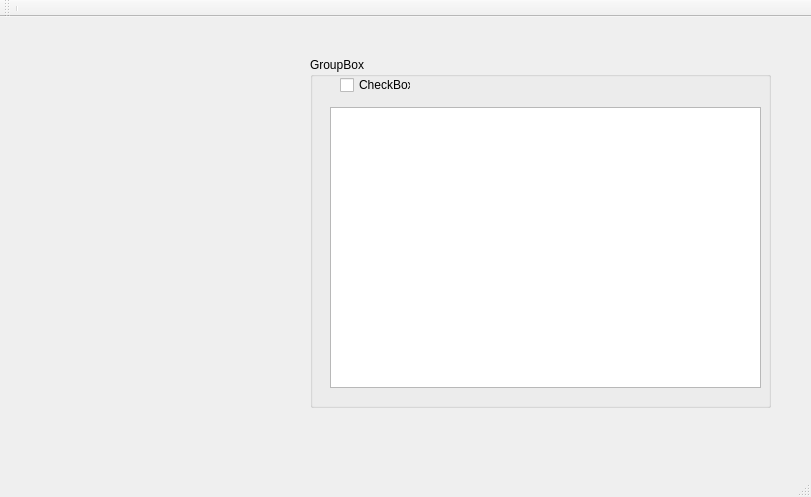
The window that testQT/testQT/clientframe.ui (DalianProject/-) describes before a commit, drawn with Qt 5.
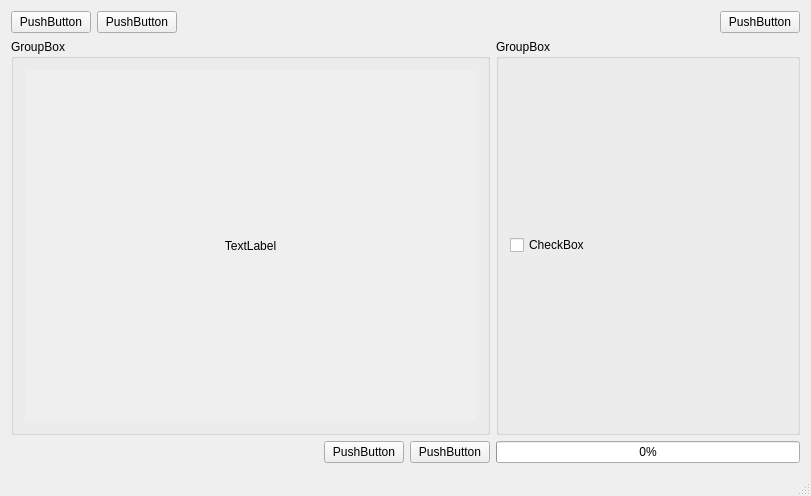
The same window after the commit.

What changed in the file:
```diff
--- a/testQT/testQT/clientframe.ui
+++ b/testQT/testQT/clientframe.ui
@@ -7,58 +7,174 @@
     <x>0</x>
     <y>0</y>
     <width>811</width>
-    <height>497</height>
+    <height>496</height>
    </rect>
   </property>
+  <property name="minimumSize">
+   <size>
+    <width>811</width>
+    <height>0</height>
+   </size>
+  </property>
+  <property name="acceptDrops">
+   <bool>true</bool>
+  </property>
   <property name="windowTitle">
    <string>ClientFrame</string>
   </property>
   <widget class="QWidget" name="centralWidget">
-   <widget class="QGroupBox" name="groupBox">
-    <property name="geometry">
-     <rect>
-      <x>310</x>
-      <y>40</y>
-      <width>461</width>
-      <height>351</height>
-     </rect>
-    </property>
-    <property name="title">
-     <string>GroupBox</string>
-    </property>
-    <widget class="QCheckBox" name="checkBox">
-     <property name="geometry">
-      <rect>
-       <x>30</x>
-       <y>20</y>
-       <width>71</width>
-       <height>16</height>
-      </rect>
-     </property>
-     <property name="text">
-      <string>CheckBox</string>
-     </property>
-    </widget>
-    <widget class="QTableWidget" name="tableWidget">
-     <property name="geometry">
-      <rect>
-       <x>20</x>
-       <y>50</y>
-       <width>431</width>
-       <height>281</height>
-      </rect>
-     </property>
-    </widget>
-   </widget>
-  </widget>
-  <widget class="QToolBar" name="mainToolBar">
-   <attribute name="toolBarArea">
-    <enum>TopToolBarArea</enum>
-   </attribute>
-   <attribute name="toolBarBreak">
+   <property name="acceptDrops">
     <bool>false</bool>
-   </attribute>
-   <addaction name="separator"/>
+   </property>
+   <layout class="QGridLayout" name="gridLayout">
+    <item row="1" column="5">
+     <widget class="QGroupBox" name="groupBox">
+      <property name="title">
+       <string>GroupBox</string>
+      </property>
+      <layout class="QVBoxLayout" name="verticalLayout">
+       <item>
+        <widget class="QCheckBox" name="checkBox">
+         <property name="text">
+          <string>CheckBox</string>
+         </property>
+        </widget>
+       </item>
+      </layout>
+     </widget>
+    </item>
+    <item row="0" column="1">
+     <widget class="QPushButton" name="IPsetting">
+      <property name="text">
+       <string>PushButton</string>
+      </property>
+     </widget>
+    </item>
+    <item row="0" column="0">
+     <widget class="QPushButton" name="SelectFileButoon">
+      <property name="text">
+       <string>PushButton</string>
+      </property>
+     </widget>
+    </item>
+    <item row="2" column="5">
+     <widget class="QProgressBar" name="progressBar">
+      <property name="value">
+       <number>0</number>
+      </property>
+     </widget>
+    </item>
+    <item row="0" column="5">
+     <layout class="QHBoxLayout" name="horizontalLayout">
+      <item>
+       <spacer name="horizontalSpacer">
+        <property name="orientation">
+         <enum>Qt::Horizontal</enum>
+        </property>
+        <property name="sizeHint" stdset="0">
+         <size>
+          <width>273</width>
+          <height>20</height>
+         </size>
+        </property>
+       </spacer>
+      </item>
+      <item>
+       <widget class="QPushButton" name="logoutButton">
+        <property name="acceptDrops">
+         <bool>false</bool>
+        </property>
+        <property name="text">
+         <string>PushButton</string>
+        </property>
+       </widget>
+      </item>
+     </layout>
+    </item>
+    <item row="1" column="0" colspan="5">
+     <layout class="QVBoxLayout" name="verticalLayout_4">
+      <item>
+       <widget class="QGroupBox" name="groupBox_2">
+        <property name="title">
+         <string>GroupBox</string>
+        </property>
+        <layout class="QVBoxLayout" name="verticalLayout_2">
+         <item>
+          <widget class="QLabel" name="ShowImageLabel">
+           <property name="autoFillBackground">
+            <bool>true</bool>
+           </property>
+           <property name="text">
+            <string>TextLabel</string>
+           </property>
+           <property name="scaledContents">
+            <bool>false</bool>
+           </property>
+           <property name="alignment">
+            <set>Qt::AlignCenter</set>
+           </property>
+          </widget>
+         </item>
+        </layout>
+       </widget>
+      </item>
+     </layout>
+    </item>
+    <item row="0" column="2">
+     <spacer name="horizontalSpacer_4">
+      <property name="orientation">
+       <enum>Qt::Horizontal</enum>
+      </property>
+      <property name="sizeHint" stdset="0">
+       <size>
+        <width>185</width>
+        <height>20</height>
+       </size>
+      </property>
+     </spacer>
+    </item>
+    <item row="2" column="0" colspan="3">
+     <spacer name="horizontalSpacer_2">
+      <property name="orientation">
+       <enum>Qt::Horizontal</enum>
+      </property>
+      <property name="sizeHint" stdset="0">
+       <size>
+        <width>266</width>
+        <height>20</height>
+       </size>
+      </property>
+     </spacer>
+    </item>
+    <item row="2" column="3">
+     <widget class="QPushButton" name="SendButton">
+      <property name="contextMenuPolicy">
+       <enum>Qt::DefaultContextMenu</enum>
+      </property>
+      <property name="acceptDrops">
+       <bool>false</bool>
+      </property>
+      <property name="text">
+       <string>PushButton</string>
+      </property>
+     </widget>
+    </item>
+    <item row="2" column="4">
+     <widget class="QPushButton" name="stopSendButton">
+      <property name="text">
+       <string>PushButton</string>
+      </property>
+     </widget>
+    </item>
+   </layout>
+   <zorder>groupBox</zorder>
+   <zorder>progressBar</zorder>
+   <zorder>SendButton</zorder>
+   <zorder>stopSendButton</zorder>
+   <zorder>horizontalSpacer_2</zorder>
+   <zorder>SelectFileButoon</zorder>
+   <zorder>horizontalSpacer_4</zorder>
+   <zorder>IPsetting</zorder>
   </widget>
   <widget class="QStatusBar" name="statusBar"/>
  </widget>
```
Left out of the diff: 39 changed lines with no effect on the pictures.
